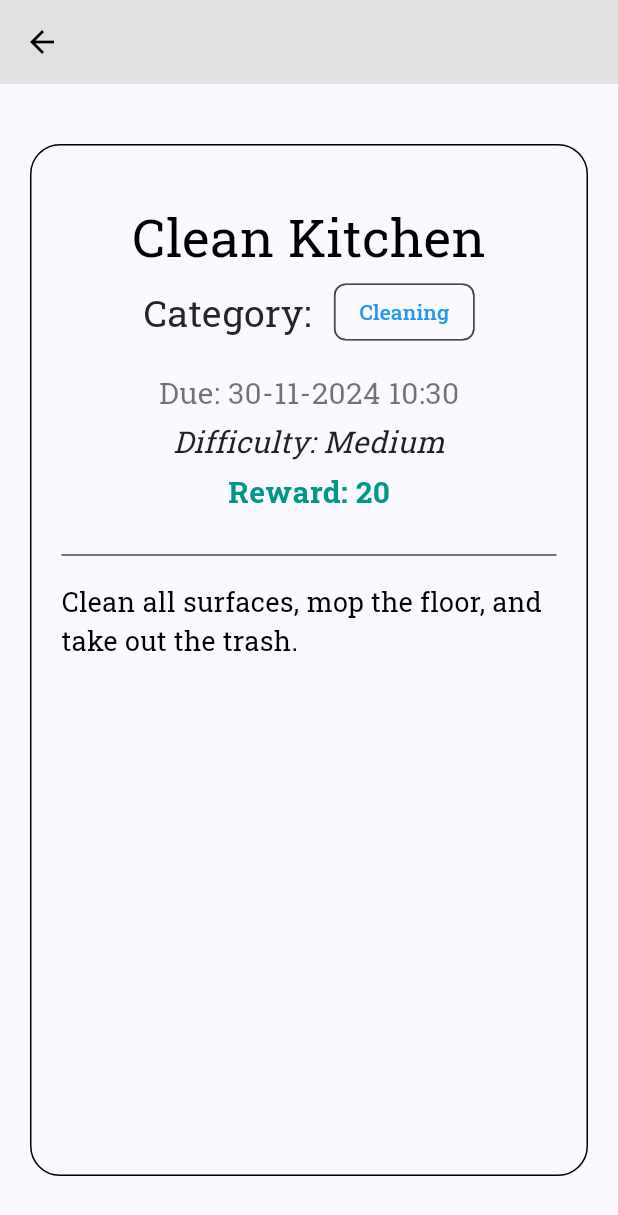
After one commit to Hafsa993/HouseholdKnowledgeBase, a Flutter app: the TodoShowScreen screen opened directly with sample values from the repository, on a phone screen of 412 x 824 dp. The commit adds this screen. Shown: the top 1215 px of the screen. Run offline on Flutter 3.47's test engine with Material 3 defaults, Android fonts, the phone set to English and light mode, and no system bars; our stand-ins replace fl_chart, flutter_animate, flutter_calendar_carousel, google_fonts, image_picker.

Commit message:
now clicking on ToDo shows it

```diff
--- a/household_knwoledge_app/lib/screens/home_screen.dart
+++ b/household_knwoledge_app/lib/screens/home_screen.dart
@@ -1,6 +1,7 @@
 import 'package:flutter/cupertino.dart';
 import 'package:flutter/material.dart';
 import 'package:household_knwoledge_app/models/user_provider.dart';
+import 'package:household_knwoledge_app/screens/todo_show.dart';
 import 'package:intl/intl.dart';
 import 'package:provider/provider.dart';
 import '../models/task_model.dart';
@@ -152,6 +153,15 @@ class HomeScreen extends StatelessWidget {
                             shape: RoundedRectangleBorder(
                               borderRadius: BorderRadius.circular(12),
                             ),
+                            child: InkWell(
+                              onTap: () {
+                                Navigator.push(
+                                  context,
+                                  MaterialPageRoute(
+                                    builder: (context) => TodoShowScreen(task: task),
+                                  ),
+                                );
+                              },
                               child: Padding(
                                 padding: const EdgeInsets.all(16.0),
                                 child: Column(
@@ -180,7 +190,7 @@ class HomeScreen extends StatelessWidget {
                                                 fontSize: 14,
                                                 color: task.deadline.difference(DateTime.now()).inHours < 24
                                                     ? Colors.red // Red if due in less than 24 hours
-                                    : Colors.black54
+                                                    : Colors.black54,
                                               ),
                                             ),
                                             const SizedBox(height: 4),
@@ -213,13 +223,15 @@ class HomeScreen extends StatelessWidget {
                                                   style: ElevatedButton.styleFrom(
                                                     foregroundColor: Colors.white,
                                                     backgroundColor: Colors.green,
-                        padding: const EdgeInsets.symmetric(horizontal: 12, vertical: 8), // Increase padding
-                        minimumSize: const Size(70, 40), // Ensure minimum button size
+                                                    padding: const EdgeInsets.symmetric(
+                                                        horizontal: 12, vertical: 8), // Increased padding
+                                                    minimumSize: const Size(70, 40), // Ensures minimum button size
                                                     shape: RoundedRectangleBorder(
                                                       borderRadius: BorderRadius.circular(8),
                                                     ),
                                                   ),
-                      onPressed: () => _showAcceptDialog(context, task, taskProvider),
+                                                  onPressed: () =>
+                                                      _showAcceptDialog(context, task, taskProvider),
                                                   child: const Text('Accept'),
                                                 ),
                                               ),
@@ -229,13 +241,15 @@ class HomeScreen extends StatelessWidget {
                                                   style: ElevatedButton.styleFrom(
                                                     foregroundColor: Colors.white,
                                                     backgroundColor: Colors.red,
-                        padding: const EdgeInsets.symmetric(horizontal: 12, vertical: 8),
+                                                    padding: const EdgeInsets.symmetric(
+                                                        horizontal: 12, vertical: 8),
                                                     minimumSize: const Size(70, 40),
                                                     shape: RoundedRectangleBorder(
                                                       borderRadius: BorderRadius.circular(8),
                                                     ),
                                                   ),
-                      onPressed: () => _showDeclineDialog(context, task, taskProvider),
+                                                  onPressed: () =>
+                                                      _showDeclineDialog(context, task, taskProvider),
                                                   child: const Text('Decline'),
                                                 ),
                                               ),
@@ -247,10 +261,12 @@ class HomeScreen extends StatelessWidget {
                                   ],
                                 ),
                               ),
+                            ),
                           );
                         },
                       ),
               ),
+
           ],
         ),
       ),
--- a/household_knwoledge_app/lib/screens/todo_list_screen.dart
+++ b/household_knwoledge_app/lib/screens/todo_list_screen.dart
@@ -1,6 +1,7 @@
 import 'package:flutter/material.dart';
 import 'package:household_knwoledge_app/models/user_model.dart';
 import 'package:household_knwoledge_app/models/user_provider.dart';
+import 'package:household_knwoledge_app/screens/todo_show.dart';
 import 'package:household_knwoledge_app/widgets/todo_creator_button.dart';
 import 'package:intl/intl.dart';
 import 'package:provider/provider.dart';
@@ -65,6 +66,15 @@ class ToDoListScreen extends StatelessWidget {
         shape: RoundedRectangleBorder(
           borderRadius: BorderRadius.circular(12),
         ),
+        child: InkWell(
+                              onTap: () {
+                                Navigator.push(
+                                  context,
+                                  MaterialPageRoute(
+                                    builder: (context) => TodoShowScreen(task: task),
+                                  ),
+                                );
+                              },
         child: Padding(
           padding: const EdgeInsets.all(16.0),
           child: Column(
@@ -144,6 +154,7 @@ class ToDoListScreen extends StatelessWidget {
       ],
           ),
         ),
+      ),
       );
                       },
                     ),
--- /dev/null
+++ b/household_knwoledge_app/lib/screens/todo_show.dart
@@ -0,0 +1,121 @@
+import 'package:flutter/material.dart';
+import 'package:household_knwoledge_app/models/task_descriptions_model.dart';
+import 'package:household_knwoledge_app/models/task_descriptions_provider.dart';
+import 'package:household_knwoledge_app/models/task_model.dart';
+import 'package:household_knwoledge_app/models/task_provider.dart';
+import 'package:intl/intl.dart';
+import 'package:provider/provider.dart';
+// This screen displays the description of an instruction, accessed through instructions tab
+
+class TodoShowScreen extends StatefulWidget{
+  const TodoShowScreen({super.key, required this.task});
+  final Task task;
+
+  @override
+  State<TodoShowScreen> createState() => _TodoShowScreenState();
+}
+
+class _TodoShowScreenState extends State<TodoShowScreen> {
+
+  bool? isDeleted = false;
+
+  @override
+  Widget build(BuildContext context) {
+
+    return Scaffold(
+      appBar: AppBar(
+        backgroundColor: const Color.fromARGB(255, 226, 224, 224),
+        //title: const Text('               ToDo',textAlign: TextAlign.center,style: TextStyle(fontSize: 25) ),
+      ),
+      body: Padding(
+        padding: const EdgeInsets.symmetric(vertical: 40, horizontal: 20),
+        child: Column(
+          children: [
+            Expanded(child: Container(
+              decoration: BoxDecoration(
+                borderRadius: BorderRadius.all(Radius.circular(20)),
+                border: Border.all(color: Colors.black),
+              ),
+              child: Padding(
+                padding: const EdgeInsets.all(20.0),
+                child: Column(children: [
+                SizedBox(height: 15,),
+                Flexible(child: Text(widget.task.title, style: TextStyle(fontSize: 35),)),
+                SizedBox(height: 7,),
+                Row(
+                  mainAxisAlignment: MainAxisAlignment.center,
+                children: [
+                  Flexible(child: Text('Category:', style: TextStyle(fontSize: 25, color: const Color.fromARGB(255, 37, 37, 37)),)),
+                  SizedBox(width: 15,),
+                  Flexible(
+                    child: Chip(
+                      label: Text(widget.task.category, style: TextStyle( color: categoryColor(widget.task.category)),),
+                      materialTapTargetSize: MaterialTapTargetSize.shrinkWrap,),
+                  )
+                ],
+                            ),
+                            SizedBox(height:20,),
+                            Row(mainAxisAlignment: MainAxisAlignment.spaceAround,
+                              children: [
+                                Flexible(
+                                  child: Text(
+                                    'Due: ${DateFormat('dd-MM-yyyy HH:mm').format(widget.task.deadline)}',
+                                    style: TextStyle(
+                                      fontSize: 20,
+                                      color: widget.task.deadline.difference(DateTime.now()).inHours < 24
+                                          ? Colors.red // Red if due in less than 24 hours
+                                          : Colors.black54,
+                                    ),
+                                  ),
+                                ),
+                              ],
+                            ),
+                            const SizedBox(height: 4),
+                            Row(mainAxisAlignment: MainAxisAlignment.spaceAround,
+                              children: [
+                                Flexible(
+                                  child: Text(
+                                    'Difficulty: ${widget.task.difficulty}',
+                                    style: const TextStyle(
+                                      fontSize: 20,
+                                      fontStyle: FontStyle.italic,
+                                      color: Colors.black87,
+                                    ),
+                                  ),
+                                ),
+                              ],
+                            ),
+                            const SizedBox(height: 4),
+                            Row(mainAxisAlignment: MainAxisAlignment.spaceAround,
+                              children: [
+                                Flexible(
+                                  child: Text(
+                                    'Reward: ${widget.task.rewardPoints}',
+                                    style: const TextStyle(
+                                      fontSize: 20,
+                                      fontWeight: FontWeight.bold,
+                                      color: Colors.teal,
+                                    ),
+                                  ),
+                                ),
+                              ],
+                            ),
+                            SizedBox(height: 20 ,),
+                            Divider(),
+                             SizedBox(height: 10 ,),
+                            Container(decoration: BoxDecoration(border: Border.symmetric()),child: Text(widget.task.description, style: TextStyle(fontSize: 18),),)
+                            ]),
+              ))),
+          ],
+        ),
+      ),
+    );
+  }
+
+   /* _showDeleteDialog(BuildContext context, TaskDescriptor descriptor, TaskDescriptorProvider taskDescriptorProvider) {
+    //bool val = false;
+
+    //print(val);
+    //return val;
+  }*/
+}
```
Lines whose indentation alone changed are shown as unchanged.
